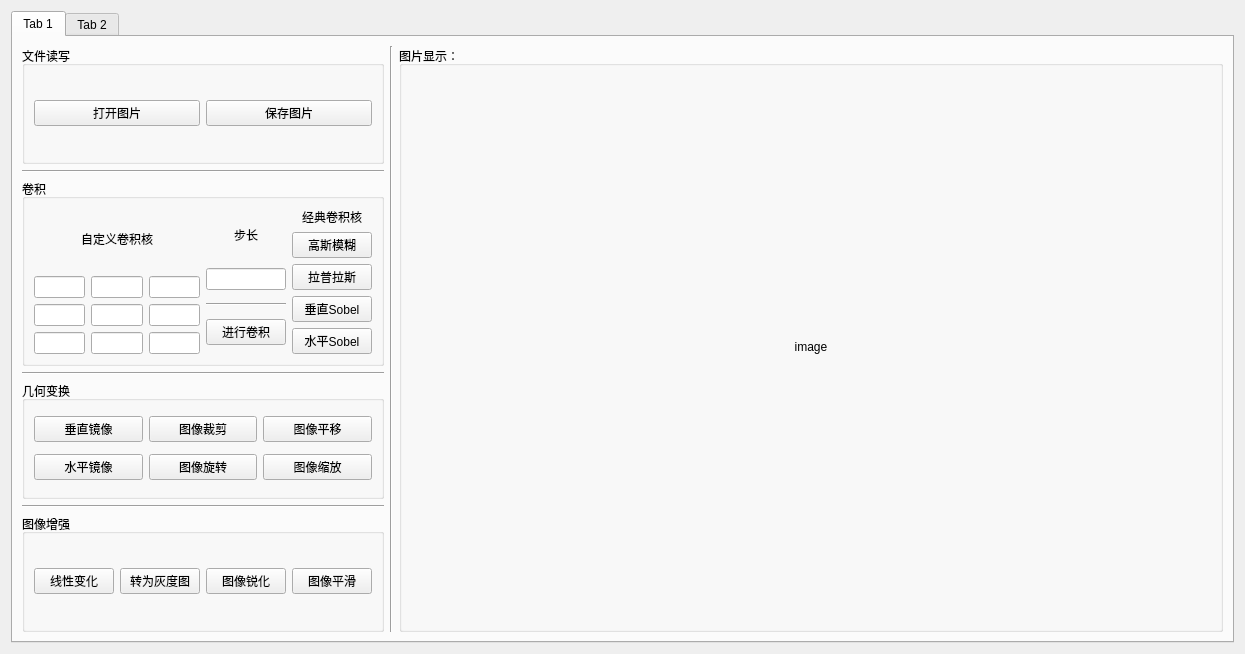
First picture: the form in main.ui, repository GongZikang/image_processing_demo, before the edit.
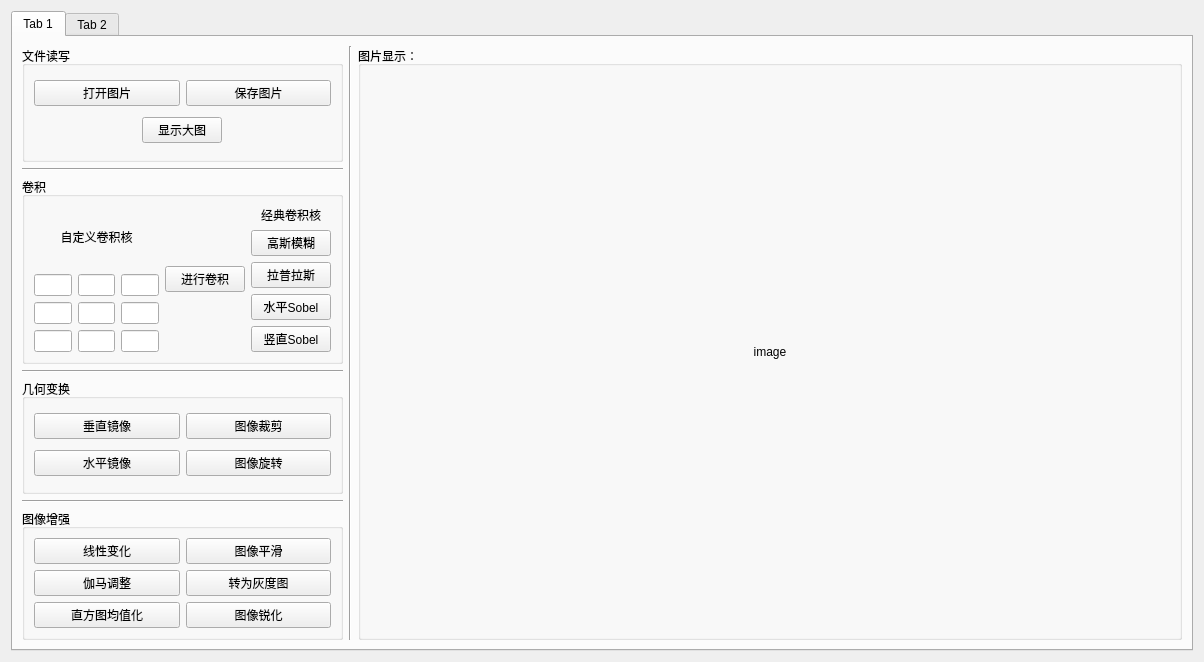
Second picture: the form after the edit.

Commit message: 完善代码规范，完善拉普拉斯卷积核功能，优化界面窗口拉伸时组件显示效果

```diff
--- a/main.ui
+++ b/main.ui
@@ -6,8 +6,8 @@
    <rect>
     <x>0</x>
     <y>0</y>
-    <width>1025</width>
-    <height>654</height>
+    <width>1204</width>
+    <height>662</height>
    </rect>
   </property>
   <property name="windowTitle">
@@ -26,6 +26,9 @@
       <layout class="QHBoxLayout" name="horizontalLayout_9">
        <item>
         <layout class="QHBoxLayout" name="horizontalLayout_3" stretch="5,1,8">
+         <property name="sizeConstraint">
+          <enum>QLayout::SetMaximumSize</enum>
+         </property>
          <item>
           <layout class="QVBoxLayout" name="verticalLayout_5" stretch="0,0,0,0,0,0,0">
            <property name="rightMargin">
@@ -35,9 +38,17 @@
             <layout class="QHBoxLayout" name="horizontalLayout_6">
              <item>
               <widget class="QGroupBox" name="groupBox_2">
+               <property name="sizePolicy">
+                <sizepolicy hsizetype="Preferred" vsizetype="Minimum">
+                 <horstretch>0</horstretch>
+                 <verstretch>0</verstretch>
+                </sizepolicy>
+               </property>
                <property name="title">
                 <string>文件读写</string>
                </property>
+               <layout class="QVBoxLayout" name="verticalLayout_12">
+                <item>
                <layout class="QHBoxLayout" name="horizontalLayout_11">
                 <item>
                  <widget class="QPushButton" name="b_open_image">
@@ -66,12 +77,36 @@
                  </widget>
                 </item>
                </layout>
+                </item>
+                <item alignment="Qt::AlignHCenter">
+                 <widget class="QPushButton" name="b_show_image">
+                  <property name="maximumSize">
+                   <size>
+                    <width>250</width>
+                    <height>16777215</height>
+                   </size>
+                  </property>
+                  <property name="layoutDirection">
+                   <enum>Qt::LeftToRight</enum>
+                  </property>
+                  <property name="text">
+                   <string>显示大图</string>
+                  </property>
+                 </widget>
+                </item>
+               </layout>
               </widget>
              </item>
             </layout>
            </item>
            <item>
             <widget class="Line" name="line_2">
+             <property name="sizePolicy">
+              <sizepolicy hsizetype="Ignored" vsizetype="Fixed">
+               <horstretch>0</horstretch>
+               <verstretch>0</verstretch>
+              </sizepolicy>
+             </property>
              <property name="orientation">
               <enum>Qt::Horizontal</enum>
              </property>
@@ -81,6 +116,12 @@
             <layout class="QHBoxLayout" name="horizontalLayout_4">
              <item>
               <widget class="QGroupBox" name="groupBox_3">
+               <property name="sizePolicy">
+                <sizepolicy hsizetype="Preferred" vsizetype="Minimum">
+                 <horstretch>0</horstretch>
+                 <verstretch>0</verstretch>
+                </sizepolicy>
+               </property>
                <property name="title">
                 <string>卷积</string>
                </property>
@@ -214,58 +255,7 @@
                    </layout>
                   </item>
                   <item>
-                   <layout class="QVBoxLayout" name="verticalLayout_9" stretch="0,0,0,0">
-                    <item>
-                     <widget class="QLabel" name="label">
-                      <property name="sizePolicy">
-                       <sizepolicy hsizetype="Minimum" vsizetype="Minimum">
-                        <horstretch>1</horstretch>
-                        <verstretch>1</verstretch>
-                       </sizepolicy>
-                      </property>
-                      <property name="maximumSize">
-                       <size>
-                        <width>200</width>
-                        <height>40</height>
-                       </size>
-                      </property>
-                      <property name="text">
-                       <string>步长</string>
-                      </property>
-                      <property name="alignment">
-                       <set>Qt::AlignCenter</set>
-                      </property>
-                     </widget>
-                    </item>
-                    <item>
-                     <widget class="QLineEdit" name="stride_box">
-                      <property name="sizePolicy">
-                       <sizepolicy hsizetype="Expanding" vsizetype="Fixed">
-                        <horstretch>2</horstretch>
-                        <verstretch>2</verstretch>
-                       </sizepolicy>
-                      </property>
-                      <property name="maximumSize">
-                       <size>
-                        <width>100</width>
-                        <height>16777215</height>
-                       </size>
-                      </property>
-                     </widget>
-                    </item>
-                    <item>
-                     <widget class="Line" name="line_5">
-                      <property name="sizePolicy">
-                       <sizepolicy hsizetype="Minimum" vsizetype="Fixed">
-                        <horstretch>1</horstretch>
-                        <verstretch>1</verstretch>
-                       </sizepolicy>
-                      </property>
-                      <property name="orientation">
-                       <enum>Qt::Horizontal</enum>
-                      </property>
-                     </widget>
-                    </item>
+                   <layout class="QVBoxLayout" name="verticalLayout_9" stretch="0">
                     <item>
                      <widget class="QPushButton" name="b_start_conv">
                       <property name="sizePolicy">
@@ -340,23 +330,23 @@
                        </size>
                       </property>
                       <property name="text">
-                       <string>垂直Sobel</string>
-                      </property>
-                     </widget>
-                    </item>
-                    <item>
-                     <widget class="QPushButton" name="b_y_sobel">
-                      <property name="maximumSize">
-                       <size>
-                        <width>150</width>
-                        <height>16777215</height>
-                       </size>
-                      </property>
-                      <property name="text">
                        <string>水平Sobel</string>
                       </property>
                      </widget>
                     </item>
+                    <item>
+                     <widget class="QPushButton" name="b_y_sobel">
+                      <property name="maximumSize">
+                       <size>
+                        <width>150</width>
+                        <height>16777215</height>
+                       </size>
+                      </property>
+                      <property name="text">
+                       <string>竖直Sobel</string>
+                      </property>
+                     </widget>
+                    </item>
                    </layout>
                   </item>
                  </layout>
@@ -368,6 +358,12 @@
            </item>
            <item>
             <widget class="Line" name="line_3">
+             <property name="sizePolicy">
+              <sizepolicy hsizetype="Ignored" vsizetype="Fixed">
+               <horstretch>0</horstretch>
+               <verstretch>0</verstretch>
+              </sizepolicy>
+             </property>
              <property name="orientation">
               <enum>Qt::Horizontal</enum>
              </property>
@@ -375,6 +371,12 @@
            </item>
            <item>
             <widget class="QGroupBox" name="groupBox_5">
+             <property name="sizePolicy">
+              <sizepolicy hsizetype="Preferred" vsizetype="Minimum">
+               <horstretch>0</horstretch>
+               <verstretch>0</verstretch>
+              </sizepolicy>
+             </property>
              <property name="title">
               <string>几何变换</string>
              </property>
@@ -439,41 +441,17 @@
                 </item>
                </layout>
               </item>
-              <item>
-               <layout class="QVBoxLayout" name="verticalLayout_11">
-                <item>
-                 <widget class="QPushButton" name="pushButton_10">
-                  <property name="maximumSize">
-                   <size>
-                    <width>150</width>
-                    <height>16777215</height>
-                   </size>
-                  </property>
-                  <property name="text">
-                   <string>图像平移</string>
-                  </property>
-                 </widget>
-                </item>
-                <item>
-                 <widget class="QPushButton" name="pushButton_9">
-                  <property name="maximumSize">
-                   <size>
-                    <width>150</width>
-                    <height>16777215</height>
-                   </size>
-                  </property>
-                  <property name="text">
-                   <string>图像缩放</string>
-                  </property>
-                 </widget>
-                </item>
-               </layout>
-              </item>
              </layout>
             </widget>
            </item>
            <item>
             <widget class="Line" name="line_4">
+             <property name="sizePolicy">
+              <sizepolicy hsizetype="Ignored" vsizetype="Fixed">
+               <horstretch>0</horstretch>
+               <verstretch>0</verstretch>
+              </sizepolicy>
+             </property>
              <property name="orientation">
               <enum>Qt::Horizontal</enum>
              </property>
@@ -483,10 +461,18 @@
             <layout class="QHBoxLayout" name="horizontalLayout_5">
              <item>
               <widget class="QGroupBox" name="groupBox_4">
+               <property name="sizePolicy">
+                <sizepolicy hsizetype="Preferred" vsizetype="Minimum">
+                 <horstretch>0</horstretch>
+                 <verstretch>0</verstretch>
+                </sizepolicy>
+               </property>
                <property name="title">
                 <string>图像增强</string>
                </property>
-               <layout class="QHBoxLayout" name="horizontalLayout_15">
+               <layout class="QHBoxLayout" name="horizontalLayout_2">
+                <item>
+                 <layout class="QVBoxLayout" name="verticalLayout_3">
                 <item>
                  <widget class="QPushButton" name="b_linear_transform">
                   <property name="maximumSize">
@@ -501,6 +487,49 @@
                  </widget>
                 </item>
                 <item>
+                   <widget class="QPushButton" name="b_gamma_transform">
+                    <property name="maximumSize">
+                     <size>
+                      <width>150</width>
+                      <height>16777215</height>
+                     </size>
+                    </property>
+                    <property name="text">
+                     <string>伽马调整</string>
+                    </property>
+                   </widget>
+                  </item>
+                  <item>
+                   <widget class="QPushButton" name="b_histogram_equalization">
+                    <property name="maximumSize">
+                     <size>
+                      <width>150</width>
+                      <height>16777215</height>
+                     </size>
+                    </property>
+                    <property name="text">
+                     <string>直方图均值化</string>
+                    </property>
+                   </widget>
+                  </item>
+                 </layout>
+                </item>
+                <item>
+                 <layout class="QVBoxLayout" name="verticalLayout_11">
+                  <item>
+                   <widget class="QPushButton" name="b_gaussian_blur">
+                    <property name="maximumSize">
+                     <size>
+                      <width>150</width>
+                      <height>16777215</height>
+                     </size>
+                    </property>
+                    <property name="text">
+                     <string>图像平滑</string>
+                    </property>
+                   </widget>
+                  </item>
+                  <item>
                  <widget class="QPushButton" name="b_convert_to_gray">
                   <property name="maximumSize">
                    <size>
@@ -526,18 +555,7 @@
                   </property>
                  </widget>
                 </item>
-                <item>
-                 <widget class="QPushButton" name="b_gaussian_blur">
-                  <property name="maximumSize">
-                   <size>
-                    <width>150</width>
-                    <height>16777215</height>
-                   </size>
-                  </property>
-                  <property name="text">
-                   <string>图像平滑</string>
-                  </property>
-                 </widget>
+                 </layout>
                 </item>
                </layout>
               </widget>
@@ -560,7 +578,7 @@
              <item>
               <widget class="QGroupBox" name="groupBox">
                <property name="sizePolicy">
-                <sizepolicy hsizetype="Maximum" vsizetype="Preferred">
+                <sizepolicy hsizetype="Preferred" vsizetype="Preferred">
                  <horstretch>0</horstretch>
                  <verstretch>0</verstretch>
                 </sizepolicy>
@@ -572,7 +590,7 @@
                 <item>
                  <widget class="QLabel" name="image_label">
                   <property name="sizePolicy">
-                   <sizepolicy hsizetype="Fixed" vsizetype="Fixed">
+                   <sizepolicy hsizetype="Preferred" vsizetype="Preferred">
                     <horstretch>5</horstretch>
                     <verstretch>0</verstretch>
                    </sizepolicy>
```
Left out of the diff: 4 changed lines with no effect on the pictures. Lines whose indentation alone changed are shown as unchanged. The commit also changes 1 other file.
